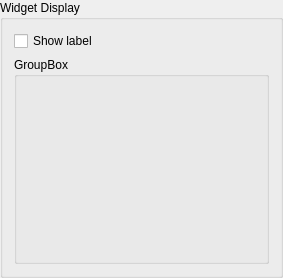
Qt form src/ui/attributeformconfig/qgsattributewidgeteditgroupbox.ui (qgis/QGIS) before a commit.
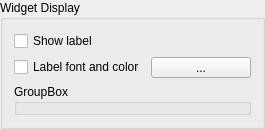
The same form after that commit. Custom widgets are drawn as their Qt base class.

Commit message:
Allow label customization in D&D forms
Color and font can be set for labels, tabs and group.

Funded by: ARPA Piemonte

```diff
--- a/src/ui/attributeformconfig/qgsattributewidgeteditgroupbox.ui
+++ b/src/ui/attributeformconfig/qgsattributewidgeteditgroupbox.ui
@@ -6,8 +6,8 @@
    <rect>
     <x>0</x>
     <y>0</y>
-    <width>283</width>
-    <height>278</height>
+    <width>242</width>
+    <height>121</height>
    </rect>
   </property>
   <property name="windowTitle">
@@ -17,20 +17,53 @@
    <string>Widget Display</string>
   </property>
   <layout class="QGridLayout" name="gridLayout">
-   <item row="2" column="0">
-    <widget class="QCheckBox" name="mShowLabelCheckBox">
-     <property name="text">
-      <string>Show label</string>
-     </property>
-    </widget>
+   <item row="5" column="0" colspan="2">
+    <layout class="QHBoxLayout" name="horizontalLayout" stretch="0,1">
+     <item>
+      <widget class="QCheckBox" name="mOverrideLabelStyle">
+       <property name="toolTip">
+        <string>Override default label font and color</string>
+       </property>
+       <property name="text">
+        <string>Label font and color</string>
+       </property>
+      </widget>
+     </item>
+     <item>
+      <widget class="QgsFontButton" name="mFontButton">
+       <property name="sizePolicy">
+        <sizepolicy hsizetype="Fixed" vsizetype="Fixed">
+         <horstretch>0</horstretch>
+         <verstretch>0</verstretch>
+        </sizepolicy>
+       </property>
+       <property name="minimumSize">
+        <size>
+         <width>100</width>
+         <height>0</height>
+        </size>
+       </property>
+       <property name="text">
+        <string>...</string>
+       </property>
+      </widget>
+     </item>
+    </layout>
    </item>
-   <item row="3" column="0">
+   <item row="10" column="0" colspan="2">
     <widget class="QgsCollapsibleGroupBox" name="mWidgetSpecificConfigGroupBox">
      <property name="title">
       <string>GroupBox</string>
      </property>
     </widget>
    </item>
+   <item row="3" column="0" colspan="2">
+    <widget class="QCheckBox" name="mShowLabelCheckBox">
+     <property name="text">
+      <string>Show label</string>
+     </property>
+    </widget>
+   </item>
   </layout>
  </widget>
  <customwidgets>
@@ -40,6 +73,11 @@
    <header>qgscollapsiblegroupbox.h</header>
    <container>1</container>
   </customwidget>
+  <customwidget>
+   <class>QgsFontButton</class>
+   <extends>QToolButton</extends>
+   <header>qgsfontbutton.h</header>
+  </customwidget>
  </customwidgets>
  <resources/>
  <connections/>
```
The commit also changes 23 other files.
